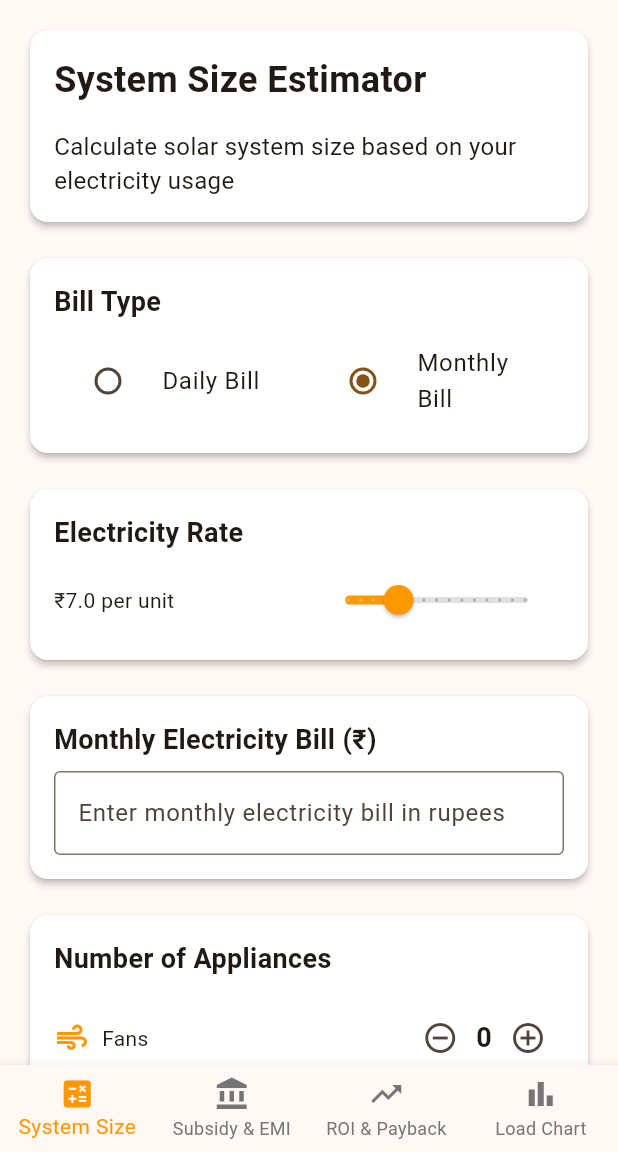
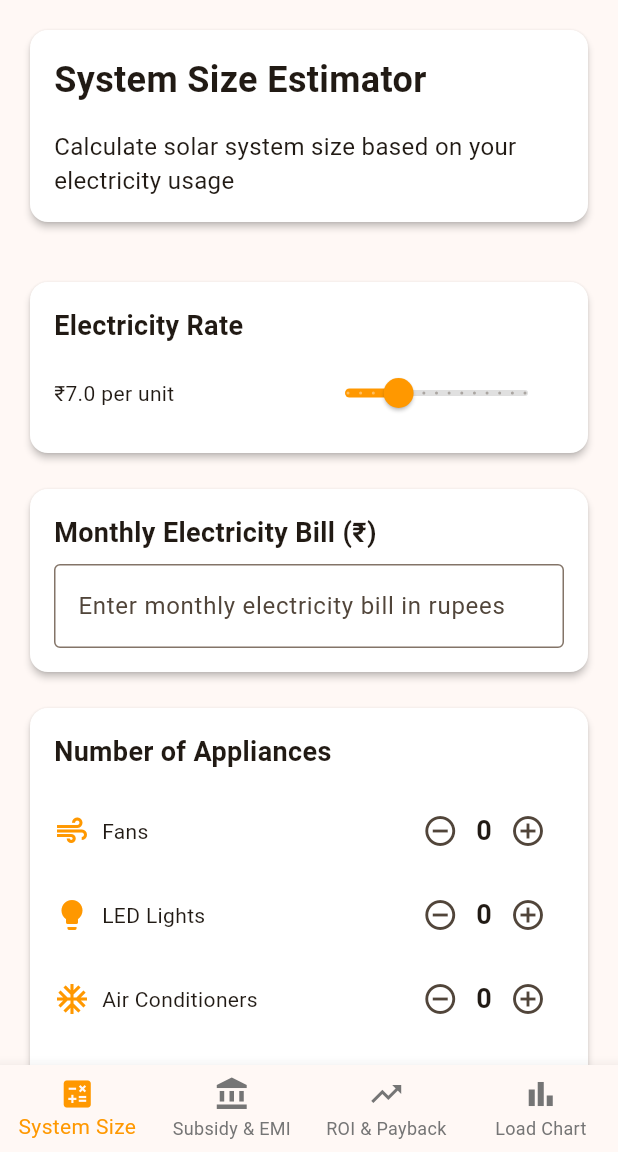
Before and after one commit to Chauhan0501/solar-calci, a Flutter app: the screen it shows after launch, on a phone screen of 412 x 824 dp, the part 84-1236 px from its top. Run offline on Flutter 3.47's test engine with Material 3 defaults, Android fonts, the phone set to English and light mode, and no system bars; our stand-ins replace fl_chart, get.

Commit message:
remove the daily/montly wise tab section form

```diff
--- a/lib/screens/home_screen.dart
+++ b/lib/screens/home_screen.dart
@@ -1,6 +1,4 @@
 import 'package:flutter/material.dart';
-import 'package:get/get.dart';
-import '../controllers/solar_calculator_controller.dart';
 import '../constants/app_colors.dart';
 import 'system_size_estimator.dart';
 import 'subsidy_emi_calculator.dart';
@@ -20,8 +18,8 @@ class _HomeScreenState extends State<HomeScreen> {
   final List<Widget> _pages = [
     const SystemSizeEstimator(),
     const SubsidyEmiCalculator(),
-    // const RoiPaybackCalculator(),
-    // const LoadChartVisual(),
+    const RoiPaybackCalculator(),
+    const LoadChartVisual(),
   ];
 
   @override
--- a/lib/screens/system_size_estimator.dart
+++ b/lib/screens/system_size_estimator.dart
@@ -38,6 +38,7 @@ class SystemSizeEstimator extends StatelessWidget {
           const SizedBox(height: 16),
 
           // Bill Type Selection
+/*
           Card(
             child: Padding(
               padding: const EdgeInsets.all(16),
@@ -79,6 +80,7 @@ class SystemSizeEstimator extends StatelessWidget {
               ),
             ),
           ),
+*/
           const SizedBox(height: 16),
 
           // Electricity Rate
```
